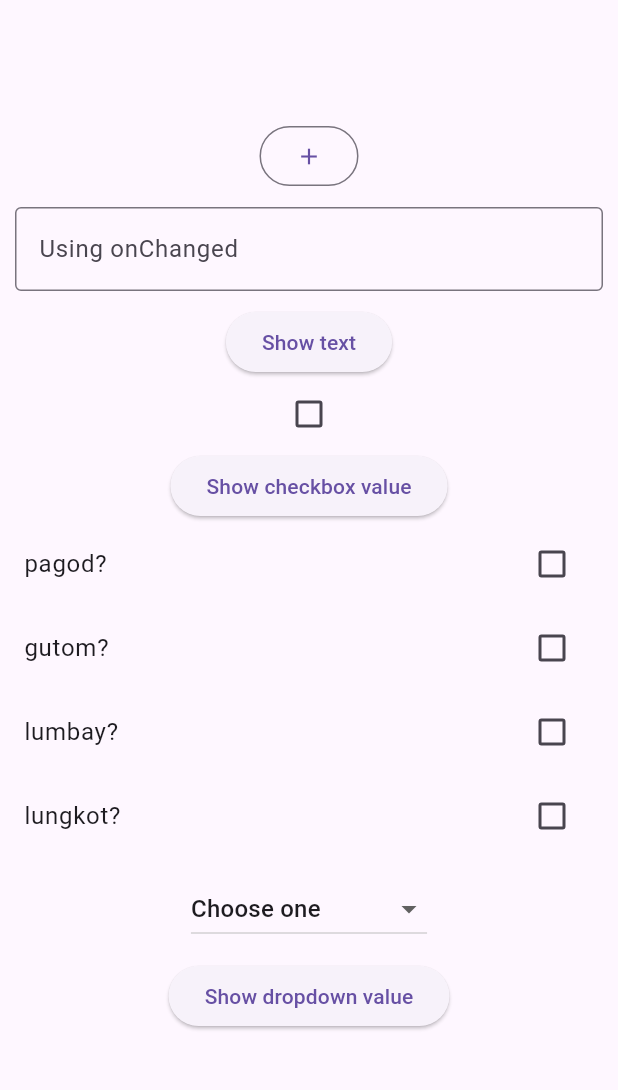
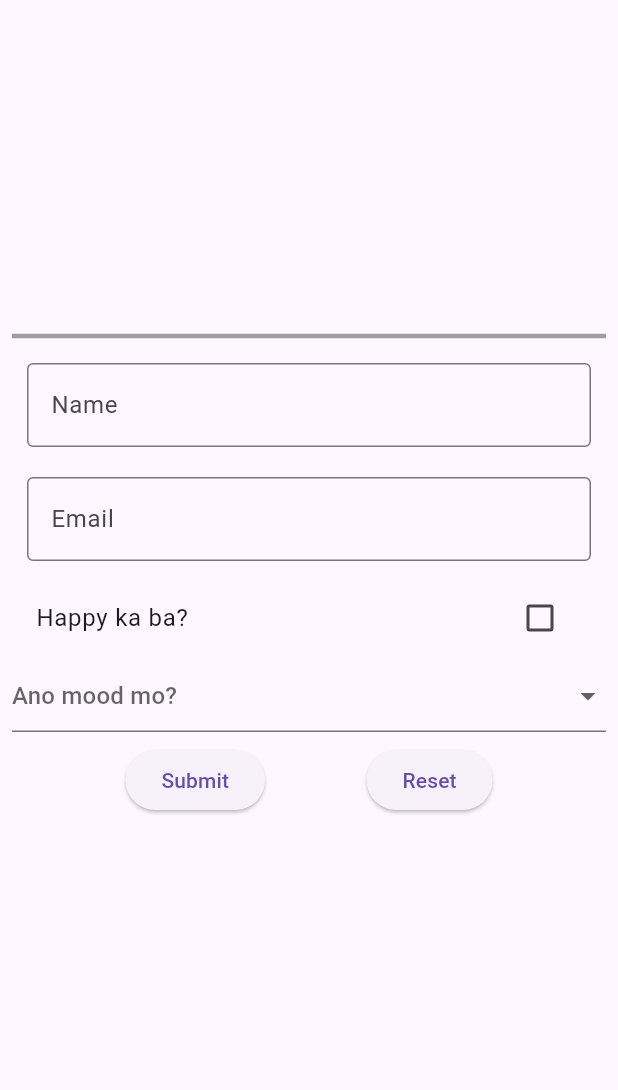
Before and after one commit to ilaynicholas/cmsc-23-week-4sample, a Flutter app: the screen it shows after launch, on a phone screen of 412 x 824 dp, the part 84-1174 px from its top. Run offline on Flutter 3.47's test engine with Material 3 defaults, Android fonts, the phone set to English and light mode, and no system bars; accounts and stored records are empty.

Commit message:
feat: add form_sample

```diff
--- /dev/null
+++ b/lib/form_sample.dart
@@ -0,0 +1,189 @@
+import 'package:flutter/material.dart';
+import 'models/user_model.dart';
+
+class FormSample extends StatefulWidget {
+  const FormSample({super.key});
+
+  @override
+  State<FormSample> createState() => _FormSampleState();
+}
+
+class _FormSampleState extends State<FormSample> {
+  final _formKey = GlobalKey<FormState>();
+
+  final TextEditingController _nameController = TextEditingController();
+  final TextEditingController _emailController = TextEditingController();
+  User? _userValues;
+  bool? _isHappy = false;
+  String? _selectedMood;
+
+  final List<String> _dropdownOptions = [
+    "saks lang",
+    "di na natutuwa sa flutter",
+    "antok na",
+    "cmsc23 napakabasic",
+    "gutom",
+  ];
+
+  @override
+  void dispose() {
+    _nameController.dispose();
+    _emailController.dispose();
+    super.dispose();
+  }
+
+  void _submitForm() {
+    if (_formKey.currentState!.validate()) {
+      // all onSaved properties will be triggered
+      _formKey.currentState!.save();
+
+      setState(() {
+        _userValues = User(
+          name: _nameController.text,
+          email: _emailController.text,
+          isHappy: _isHappy,
+          mood: _selectedMood,
+        );
+      });
+
+      showDialog(
+        context: context,
+        builder: (context) {
+          return AlertDialog(
+            content: Text(
+              "Name: ${_userValues?.name}\nEmail: ${_userValues?.email}\nAre you happy?: ${_userValues?.isHappy}\nMood: ${_userValues?.mood}",
+            ),
+          );
+        },
+      );
+    }
+  }
+
+  void _resetForm() {
+    _formKey.currentState!.reset();
+
+    setState(() {
+      _nameController.clear();
+      _emailController.clear();
+      _isHappy = false;
+      _selectedMood = null;
+      _userValues = null;
+    });
+
+    showDialog(
+      context: context,
+      builder: (context) {
+        return AlertDialog(
+          content: Text(
+            "Name: ${_userValues?.name}\nEmail: ${_userValues?.email}\nAre you happy?: ${_userValues?.isHappy}\nMood: ${_userValues?.mood}",
+          ),
+        );
+      },
+    );
+  }
+
+  @override
+  Widget build(BuildContext context) {
+    return Form(
+      key: _formKey,
+      autovalidateMode: AutovalidateMode.onUnfocus,
+      child: Padding(
+        padding: const EdgeInsets.all(8.0),
+        child: Column(
+          children: [
+            Divider(thickness: 3, color: Colors.grey),
+            Padding(
+              padding: EdgeInsets.all(10),
+              child: TextFormField(
+                decoration: InputDecoration(
+                  border: OutlineInputBorder(),
+                  hintText: "Enter string",
+                  labelText: "Name",
+                ),
+                controller: _nameController,
+                validator: (value) {
+                  if (value == null || value.isEmpty) {
+                    return "Please enter your name";
+                  }
+
+                  return null;
+                },
+              ),
+            ),
+            Padding(
+              padding: EdgeInsets.all(10),
+              child: TextFormField(
+                decoration: InputDecoration(
+                  border: OutlineInputBorder(),
+                  hintText: "Enter string",
+                  labelText: "Email",
+                ),
+                keyboardType: TextInputType.emailAddress,
+                controller: _emailController,
+                validator: (value) {
+                  if (value == null || value.isEmpty) {
+                    return "Please enter your email";
+                  } else if (!RegExp(
+                    r"^[a-zA-Z0-9._%+-]+@[a-zA-Z0-9.-]+\.[a-zA-Z]{2,}$",
+                  ).hasMatch(value)) {
+                    return "Enter a valid email address";
+                  }
+
+                  return null;
+                },
+              ),
+            ),
+            FormField(
+              builder: (FormFieldState<bool> state) {
+                return CheckboxListTile(
+                  title: Text("Happy ka ba?"),
+                  value: _isHappy,
+                  onChanged: (bool? value) {
+                    setState(() {
+                      _isHappy = value ?? false;
+                    });
+                  },
+                );
+              },
+              onSaved: ((bool? value) {
+                print("Checkbox onSaved method triggered");
+              }),
+            ),
+            DropdownButtonFormField<String>(
+              hint: Text("Ano mood mo?"),
+              value: _selectedMood,
+              onChanged: (String? value) {
+                // This is called when the user selects an item.
+                setState(() {
+                  _selectedMood = value!;
+                });
+              },
+              items:
+                  _dropdownOptions.map<DropdownMenuItem<String>>((
+                    String value,
+                  ) {
+                    return DropdownMenuItem<String>(
+                      value: value,
+                      child: Text(value),
+                    );
+                  }).toList(),
+              onSaved: (newValue) {
+                print("Dropdown onSaved method triggered");
+              },
+            ),
+            Padding(
+              padding: const EdgeInsets.all(8.0),
+              child: Row(
+                mainAxisAlignment: MainAxisAlignment.spaceEvenly,
+                children: [
+                  ElevatedButton(onPressed: _submitForm, child: Text('Submit')),
+                  ElevatedButton(onPressed: _resetForm, child: Text('Reset')),
+                ],
+              ),
+            ),
+          ],
+        ),
+      ),
+    );
+  }
+}
--- /dev/null
+++ b/lib/models/user_model.dart
@@ -0,0 +1,13 @@
+class User {
+  String? name;
+  String? email;
+  bool? isHappy;
+  String? mood;
+
+  User({
+    required this.name,
+    required this.email,
+    required this.isHappy,
+    required this.mood,
+  });
+}
--- a/lib/user_interactivity_sample.dart
+++ b/lib/user_interactivity_sample.dart
@@ -2,6 +2,7 @@ import 'package:flutter/material.dart';
 import 'button_sample.dart';
 import 'checkbox_sample.dart';
 import 'dropdown_sample.dart';
+import 'form_sample.dart';
 import 'input_field_sample.dart';
 import 'multiple_checkbox_sample.dart';
 
@@ -24,11 +25,12 @@ class _UserInteractivitySampleState extends State<UserInteractivitySample> {
       body: Column(
         mainAxisAlignment: MainAxisAlignment.center,
         children: [
-          ButtonSample(),
-          InputFieldSample(),
-          CheckboxSample(),
-          MultipleCheckboxSample(),
-          DropdownSample(),
+          // ButtonSample(),
+          // InputFieldSample(),
+          // CheckboxSample(),
+          // MultipleCheckboxSample(),
+          // DropdownSample(),
+          FormSample()
         ],
       ),
     );
```
